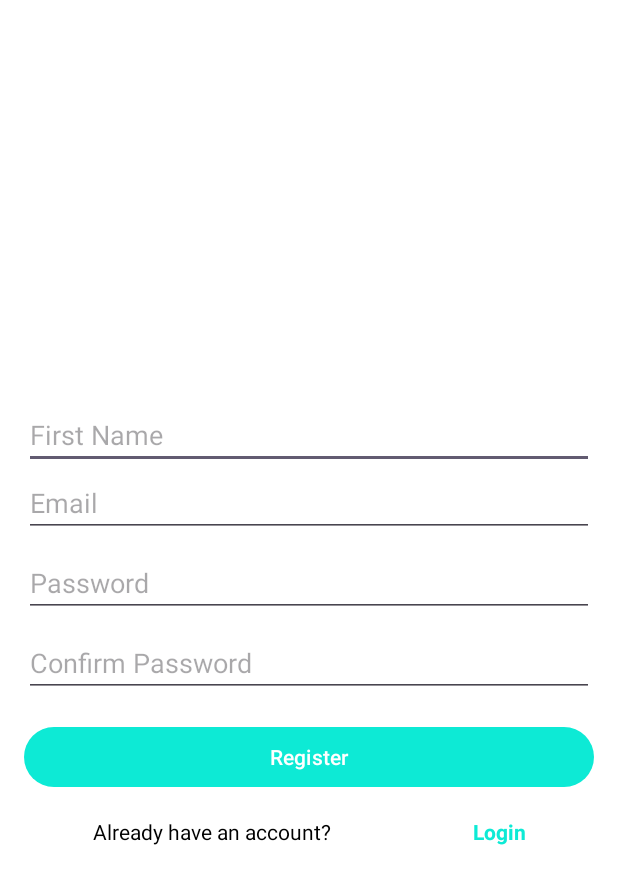
After one commit to collin-Kipkorir/WanderEase---Your-Ultimate-Travel-Companion, an Android app: the RegistrationActivity screen opened directly, with no data from a screen before it, on a phone screen of 412 x 824 dp. The commit adds this screen. Shown: the top 884 px of the screen. Run offline under Robolectric (Android 15) with nearby library versions, the phone set to English and light mode, and no system bars; our stand-ins replace Firebase (no records; nobody signed in at launch, a user with empty details on screens opened directly).

Commit message:
user session management done

```diff
--- a/app/build.gradle
+++ b/app/build.gradle
@@ -52,4 +52,8 @@ dependencies {
     annotationProcessor 'com.github.bumptech.glide:compiler:4.12.0'
     implementation 'com.google.android.material:material:1.11.0'
 
+    //User Authentication
+    implementation 'com.google.firebase:firebase-auth:22.3.1'
+
+
 }
--- a/app/src/main/java/com/wanderease/travelcompanion/HotelDetailsFragment.java
+++ b/app/src/main/java/com/wanderease/travelcompanion/HotelDetailsFragment.java
@@ -62,7 +62,8 @@ public class HotelDetailsFragment extends Fragment {
                 Intent intent = new Intent(Intent.ACTION_DIAL);
                 intent.setData(Uri.parse(url));
                 startActivity(intent);
-                return true; // Indicate that the URL loading is handled
+                // Indicate that the URL loading is handled
+                return true;
             }
             return super.shouldOverrideUrlLoading(view, url);
         }
--- /dev/null
+++ b/app/src/main/java/com/wanderease/travelcompanion/RegistrationActivity.java
@@ -0,0 +1,126 @@
+package com.wanderease.travelcompanion;
+
+import androidx.annotation.NonNull;
+import androidx.appcompat.app.AppCompatActivity;
+
+import android.content.Intent;
+import android.os.Bundle;
+import android.text.TextUtils;
+import android.view.View;
+import android.widget.Button;
+import android.widget.EditText;
+import android.widget.Toast;
+
+import com.google.android.gms.tasks.OnCompleteListener;
+import com.google.android.gms.tasks.OnFailureListener;
+import com.google.android.gms.tasks.OnSuccessListener;
+import com.google.android.gms.tasks.Task;
+import com.google.firebase.auth.AuthResult;
+import com.google.firebase.auth.FirebaseAuth;
+import com.google.firebase.auth.FirebaseUser;
+import com.google.firebase.auth.UserProfileChangeRequest;
+import com.google.firebase.database.DatabaseReference;
+import com.google.firebase.database.FirebaseDatabase;
+
+public class RegistrationActivity extends AppCompatActivity {
+
+    private EditText editTextEmail, editTextPassword, editTextConfirmPassword;
+    private Button buttonRegister;
+    private EditText editTextName;
+    private FirebaseAuth mAuth;
+
+    @Override
+    protected void onCreate(Bundle savedInstanceState) {
+        super.onCreate(savedInstanceState);
+        setContentView(R.layout.activity_registration);
+
+        // Initialize FirebaseAuth instance
+        mAuth = FirebaseAuth.getInstance();
+        // Initialize views
+        editTextName = findViewById(R.id.editTextName);
+        editTextEmail = findViewById(R.id.editTextEmail);
+        editTextPassword = findViewById(R.id.editTextPassword);
+        editTextConfirmPassword = findViewById(R.id.editTextConfirmPassword);
+        buttonRegister = findViewById(R.id.buttonRegister);
+
+        buttonRegister.setOnClickListener(new View.OnClickListener() {
+            @Override
+            public void onClick(View v) {
+                // Get user input
+                String name = editTextName.getText().toString().trim();
+                String email = editTextEmail.getText().toString().trim();
+                String password = editTextPassword.getText().toString().trim();
+                String confirmPassword = editTextConfirmPassword.getText().toString().trim();
+
+                // Validate user input
+                if (TextUtils.isEmpty(name) || TextUtils.isEmpty(email) || TextUtils.isEmpty(password) || TextUtils.isEmpty(confirmPassword)) {
+                    Toast.makeText(RegistrationActivity.this, "Please fill in all fields.", Toast.LENGTH_SHORT).show();
+                    return;
+                }
+
+                if (!password.equals(confirmPassword)) {
+                    Toast.makeText(RegistrationActivity.this, "Passwords do not match.", Toast.LENGTH_SHORT).show();
+                    return;
+                }
+
+                // Register user using Firebase Authentication
+                mAuth.createUserWithEmailAndPassword(email, password)
+                        .addOnCompleteListener(new OnCompleteListener<AuthResult>() {
+                            @Override
+                            public void onComplete(@NonNull Task<AuthResult> task) {
+                                if (task.isSuccessful()) {
+                                    // Registration successful, set user's display name
+                                    FirebaseUser user = mAuth.getCurrentUser();
+                                    if (user != null) {
+                                        UserProfileChangeRequest profileUpdates = new UserProfileChangeRequest.Builder()
+                                                .setDisplayName(name) // Set the display name
+                                                .build();
+
+                                        user.updateProfile(profileUpdates)
+                                                .addOnCompleteListener(new OnCompleteListener<Void>() {
+                                                    @Override
+                                                    public void onComplete(@NonNull Task<Void> task) {
+                                                        if (task.isSuccessful()) {
+                                                            // Display name updated successfully
+                                                            saveUserName(name);
+                                                        } else {
+                                                            // Failed to update display name
+                                                            Toast.makeText(RegistrationActivity.this, "Failed to update display name.", Toast.LENGTH_SHORT).show();
+                                                        }
+                                                    }
+                                                });
+                                    }
+                                } else {
+                                    // Registration failed, show an error message
+                                    Toast.makeText(RegistrationActivity.this, "Registration failed. Please try again.", Toast.LENGTH_SHORT).show();
+                                }
+                            }
+                        });
+            }
+        });
+    }
+
+    private void saveUserName(String name) {
+        // Save user's name in Firebase Database (you can also use Firestore)
+        FirebaseUser currentUser = mAuth.getCurrentUser();
+        if (currentUser != null) {
+            DatabaseReference userRef = FirebaseDatabase.getInstance().getReference("users").child(currentUser.getUid());
+            userRef.child("name").setValue(name)
+                    .addOnSuccessListener(new OnSuccessListener<Void>() {
+                        @Override
+                        public void onSuccess(Void aVoid) {
+                            // Name saved successfully, redirect to MainActivity
+                            startActivity(new Intent(RegistrationActivity.this, MainActivity.class));
+                            finish();
+                        }
+                    })
+                    .addOnFailureListener(new OnFailureListener() {
+                        @Override
+                        public void onFailure(@NonNull Exception e) {
+                            // Error saving name, show an error message
+                            Toast.makeText(RegistrationActivity.this, "Failed to save name. Please try again.", Toast.LENGTH_SHORT).show();
+                        }
+                    });
+        }
+    }
+}
--- /dev/null
+++ b/app/src/main/res/layout/activity_registration.xml
@@ -0,0 +1,80 @@
+<LinearLayout xmlns:android="http://schemas.android.com/apk/res/android"
+    xmlns:tools="http://schemas.android.com/tools"
+    android:layout_width="match_parent"
+    android:layout_height="match_parent"
+    android:padding="16dp"
+    android:gravity="center"
+    android:orientation="vertical"
+    android:background="@color/white"
+    tools:context=".RegistrationActivity">
+    <!-- First Name EditText -->
+    <EditText
+        android:id="@+id/editTextName"
+        android:layout_width="match_parent"
+        android:layout_height="wrap_content"
+        android:layout_marginTop="8dp"
+        android:textColor="@color/black"
+        android:hint="First Name" />
+    <EditText
+        android:id="@+id/editTextEmail"
+        android:layout_width="match_parent"
+        android:layout_height="wrap_content"
+        android:hint="Email"
+        android:textColor="@color/black"
+        android:inputType="textEmailAddress" />
+
+    <EditText
+        android:id="@+id/editTextPassword"
+        android:layout_width="match_parent"
+        android:layout_height="wrap_content"
+        android:layout_below="@id/editTextEmail"
+        android:layout_marginTop="8dp"
+        android:textColor="@color/black"
+        android:hint="Password"
+        android:inputType="textPassword" />
+
+    <EditText
+        android:id="@+id/editTextConfirmPassword"
+        android:layout_width="match_parent"
+        android:layout_height="wrap_content"
+        android:layout_below="@id/editTextPassword"
+        android:layout_marginTop="8dp"
+        android:textColor="@color/black"
+        android:hint="Confirm Password"
+        android:inputType="textPassword" />
+
+    <Button
+        android:id="@+id/buttonRegister"
+        android:layout_width="match_parent"
+        android:layout_height="wrap_content"
+        android:layout_below="@id/editTextConfirmPassword"
+        android:layout_marginTop="16dp"
+        android:text="Register" />
+    <LinearLayout
+        android:layout_width="match_parent"
+        android:layout_height="wrap_content"
+        android:orientation="horizontal"
+        android:weightSum="2"
+        android:background="@color/white">
+
+    <TextView
+        android:layout_width="wrap_content"
+        android:layout_height="wrap_content"
+        android:layout_marginTop="16dp"
+        android:layout_weight="1"
+        android:gravity="center"
+        android:text="Already have an account? "
+        android:textColor="@android:color/black" />
+
+    <TextView
+        android:layout_width="wrap_content"
+        android:layout_height="wrap_content"
+        android:layout_marginTop="16dp"
+        android:text="Login"
+        android:gravity="center"
+        android:layout_weight="1"
+        android:onClick="goLogin"
+        android:textColor="@color/bgr"
+        android:textStyle="bold" />
+    </LinearLayout>
+</LinearLayout>
--- a/app/src/main/res/values-night/themes.xml
+++ b/app/src/main/res/values-night/themes.xml
@@ -2,6 +2,6 @@
     <!-- Base application theme. -->
     <style name="Base.Theme.WanderEase" parent="Theme.Material3.DayNight.NoActionBar">
         <!-- Customize your dark theme here. -->
-        <!-- <item name="colorPrimary">@color/my_dark_primary</item> -->
+        <item name="colorPrimary">@color/bgr</item>
     </style>
 </resources>
--- a/app/src/main/res/values/strings.xml
+++ b/app/src/main/res/values/strings.xml
@@ -1,5 +1,5 @@
 <resources>
     <string name="app_name">WanderEase</string>
-    <!-- TODO: Remove or change this placeholder text -->
-    <string name="hello_blank_fragment">Hello blank fragment</string>
+    <string name="welcome_message">Welcome back, %1$s!</string>
+
 </resources>
--- a/app/src/main/res/values/themes.xml
+++ b/app/src/main/res/values/themes.xml
@@ -2,7 +2,7 @@
     <!-- Base application theme. -->
     <style name="Base.Theme.WanderEase" parent="Theme.Material3.DayNight.NoActionBar">
         <!-- Customize your light theme here. -->
-        <!-- <item name="colorPrimary">@color/my_light_primary</item> -->
+        <item name="colorPrimary">@color/bgr</item>
     </style>
 
     <style name="Theme.WanderEase" parent="Base.Theme.WanderEase" />
```
Also changed, not shown: app/src/main/AndroidManifest.xml (+13 -2 lines), app/src/main/java/com/wanderease/travelcompanion/HomeFragment.java (+22 -0 lines), app/src/main/java/com/wanderease/travelcompanion/LoginActivity.java (added, +61 -0 lines), app/src/main/java/com/wanderease/travelcompanion/SplashActivity.java (added, +26 -0 lines), app/src/main/res/drawable/round_background.xml (added, +8 -0 lines), app/src/main/res/layout/activity_login.xml (added, +64 -0 lines), app/src/main/res/layout/activity_splash.xml (added, +9 -0 lines), app/src/main/res/layout/fragment_home.xml (+9 -0 lines), app/src/main/res/layout/hotel_cardview.xml (+20 -1 lines).
